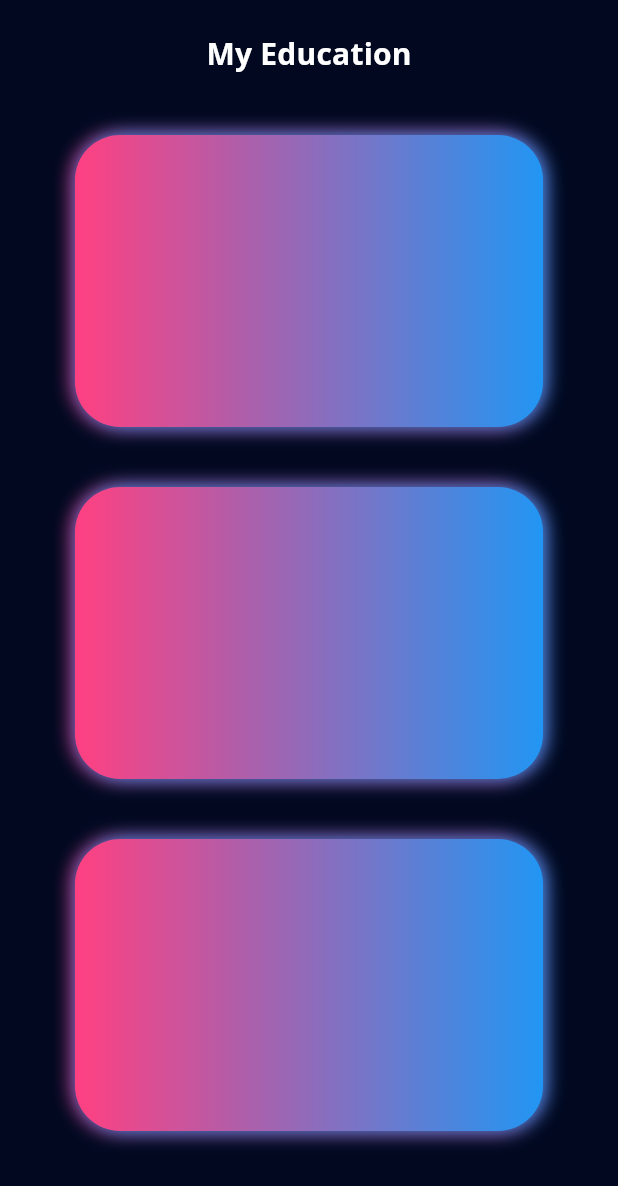
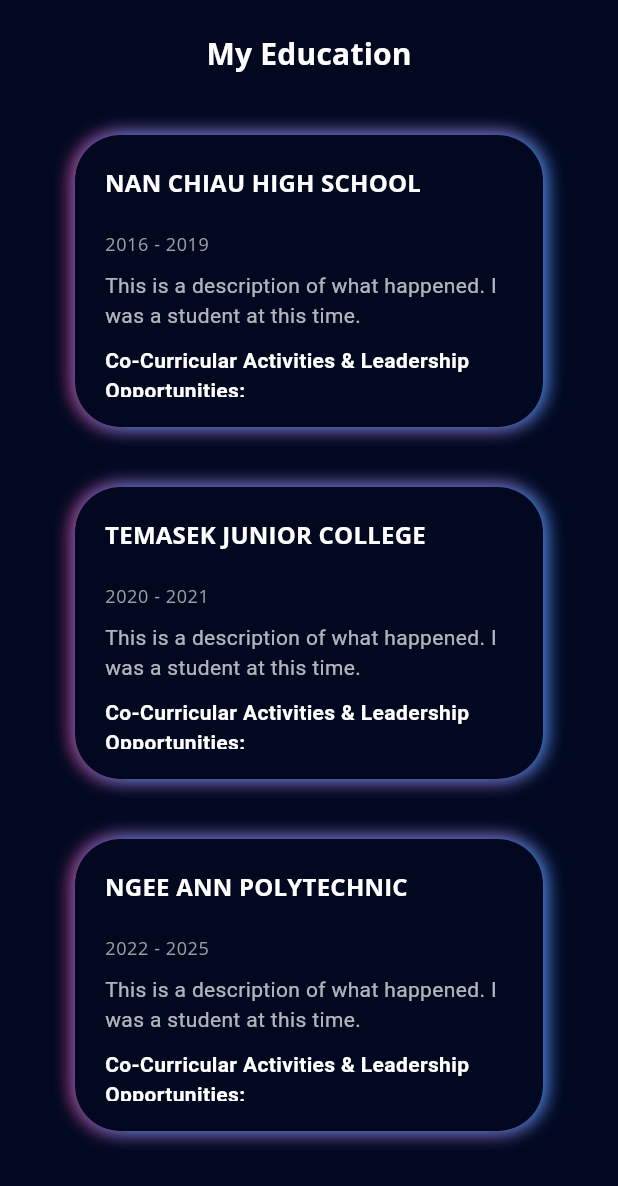
Before and after one commit to APandamonium1/flutter_portfolio, a Flutter app: the EducationPage screen opened directly, on a phone screen of 412 x 824 dp. Shown: the top 1186 px of the screen. Run offline on Flutter 3.47's test engine with Material 3 defaults, Android fonts, the phone set to English and light mode, and no system bars; our stand-ins replace firebase_core, flutter_svg, font_awesome_flutter, get, google_fonts, photo_view; accounts and stored records are empty; statements that could not run were skipped.

Commit message:
fixed and added education

```diff
--- a/lib/model/education_model.dart
+++ b/lib/model/education_model.dart
@@ -1,29 +1,43 @@
-class Education {
-  final String name;
+class EducationModel {
+  final String school;
   final String year;
   final String description;
-  final String image;
-  final String cca;
-  Education(this.name, this.year, this.description, this.image, this.cca);
+  final List<String> bulletPoints;
+
+  EducationModel({
+    required this.school,
+    required this.year,
+    required this.description,
+    required this.bulletPoints,
+  });
 }
 
-List<Education> educationList = [
-  Education(
-      'Flutter Portfolio',
-      'A portfolio website coded using Flutter. A way for me to say "Hello World".',
-      'assets/images/player.png',
-      'https://github.com/APandamonium1/flutter_portfolio',
-      'cca'),
-  Education(
-      'ByteHackz 2023 Discord Bot',
-      'A Discord bot coded using discord.py with multiple APIs integrated in the slash commands to create some fun and convenience during the cohort-wide hackathon hosted by my club (NP Overflow).',
-      'assets/images/bytehackz_slash.png',
-      'https://github.com/np-overflow/Bytehackz-Bot-2-2023',
-      'cca'),
-  Education(
-      'ByteHackz 2023 Discord Bot',
-      'A Discord bot coded using discord.py with multiple APIs integrated in the slash commands to create some fun and convenience during the cohort-wide hackathon hosted by my club (NP Overflow).',
-      'assets/images/bytehackz_slash.png',
-      'https://github.com/np-overflow/Bytehackz-Bot-2-2023',
-      'cca'),
+List<EducationModel> educationList = [
+  EducationModel(
+      school: 'NAN CHIAU HIGH SCHOOL',
+      year: '2016 - 2019',
+      description:
+          'This is a description of what happened. I was a student at this time.',
+      bulletPoints: [
+        'Description of what happened.',
+        'I was a student.',
+      ]),
+  EducationModel(
+      school: 'Temasek Junior College',
+      year: '2020 - 2021',
+      description:
+          'This is a description of what happened. I was a student at this time.',
+      bulletPoints: [
+        'Description of what happened.',
+        'I was a student.',
+      ]),
+  EducationModel(
+      school: 'Ngee Ann Polytechnic',
+      year: '2022 - 2025',
+      description:
+          'This is a description of what happened. I was a student at this time.',
+      bulletPoints: [
+        'Description of what happened.',
+        'I was a student.',
+      ]),
 ];
--- a/lib/screens/education/components/education_detail.dart
+++ /dev/null
@@ -1,59 +0,0 @@
-import 'package:flutter/material.dart';
-// import 'package:flutter_portfolio/screens/education/components/education_link.dart';
-import 'package:flutter_portfolio/model/education_model.dart';
-import 'package:flutter_portfolio/constant.dart';
-import 'package:flutter_portfolio/view_model/responsive.dart';
-
-class EducationDetail extends StatelessWidget {
-  final int index;
-  const EducationDetail({super.key, required this.index});
-  @override
-  Widget build(BuildContext context) {
-    var size = MediaQuery.sizeOf(context);
-    return Column(
-      crossAxisAlignment: CrossAxisAlignment.start,
-      children: [
-        Align(
-          alignment: Alignment.topCenter,
-          child: Text(
-            educationList[index].name,
-            style: Theme.of(context)
-                .textTheme
-                .headlineSmall!
-                .copyWith(color: Colors.white, fontWeight: FontWeight.bold),
-            maxLines: 1,
-            overflow: TextOverflow.ellipsis,
-          ),
-        ),
-        Responsive.isMobile(context)
-            ? const SizedBox(
-                height: defaultPadding / 2,
-              )
-            : const SizedBox(
-                height: defaultPadding,
-              ),
-        Text(
-          educationList[index].description,
-          style: const TextStyle(color: Colors.grey, height: 1.5),
-          maxLines: size.width > 700 && size.width < 750
-              ? 3
-              : size.width < 470
-                  ? 2
-                  : size.width > 600 && size.width < 700
-                      ? 6
-                      : size.width > 900 && size.width < 1060
-                          ? 6
-                          : 4,
-          overflow: TextOverflow.ellipsis,
-        ),
-        // const Spacer(),
-        // EducationLinks(
-        //   index: index,
-        // ),
-        const SizedBox(
-          height: defaultPadding / 2,
-        ),
-      ],
-    );
-  }
-}
--- /dev/null
+++ b/lib/screens/education/components/education_details.dart
@@ -0,0 +1,113 @@
+import 'package:flutter/cupertino.dart';
+import 'package:flutter/material.dart';
+import 'package:get/get.dart';
+import 'package:url_launcher/url_launcher.dart';
+import 'package:flutter_portfolio/model/education_model.dart';
+import 'package:flutter_portfolio/constant.dart';
+import 'package:flutter_portfolio/view_model/getx_controllers/education_controller.dart';
+
+class EducationDetail extends StatelessWidget {
+  final controller = Get.put(EducationController());
+  final int index;
+  EducationDetail({super.key, required this.index});
+
+  @override
+  Widget build(BuildContext context) {
+    return InkWell(
+        onHover: (value) {
+          controller.onHover(index, value);
+        },
+        onTap: () {},
+        borderRadius: BorderRadius.circular(30),
+        child: AnimatedContainer(
+          padding: const EdgeInsets.all(defaultPadding),
+          height: double.infinity,
+          width: double.infinity,
+          decoration: BoxDecoration(
+              borderRadius: BorderRadius.circular(30), color: bgColor),
+          duration: const Duration(milliseconds: 500),
+          child: SingleChildScrollView(
+              child: Column(
+                  crossAxisAlignment: CrossAxisAlignment.start,
+                  children: [
+                Text(
+                  educationList[index].school.toUpperCase(),
+                  style: Theme.of(context).textTheme.titleMedium!.copyWith(
+                      color: Colors.white, fontWeight: FontWeight.bold),
+                  maxLines: 1,
+                  overflow: TextOverflow.ellipsis,
+                ),
+                const SizedBox(
+                  height: defaultPadding,
+                ),
+                Row(
+                  mainAxisAlignment: MainAxisAlignment.spaceBetween,
+                  children: [
+                    // Text(
+                    //   educationList[index].organisation,
+                    //   style: const TextStyle(color: Colors.amber),
+                    // ),
+                    Text(
+                      educationList[index].year,
+                      style: Theme.of(context).textTheme.bodySmall!.copyWith(
+                            color: Colors.grey,
+                          ),
+                    ),
+                  ],
+                ),
+                const SizedBox(
+                  height: defaultPadding / 2,
+                ),
+                Text.rich(
+                  TextSpan(
+                    text: educationList[index].description,
+                    style: Theme.of(context).textTheme.bodyMedium!.copyWith(
+                          color: Colors.white70,
+                        ),
+                  ),
+                ),
+                const SizedBox(
+                  height: defaultPadding / 2,
+                ),
+                Text(
+                  "Co-Curricular Activities & Leadership Opportunities: ",
+                  style: Theme.of(context).textTheme.bodyMedium!.copyWith(
+                        color: Colors.white,
+                        fontWeight: FontWeight.bold,
+                      ),
+                ),
+                const SizedBox(
+                  height: defaultPadding / 3,
+                ),
+                Column(
+                  // crossAxisAlignment: CrossAxisAlignment.start,
+                  children: educationList[index]
+                      .bulletPoints
+                      .map((point) => Padding(
+                            padding: const EdgeInsets.only(left: 8.0),
+                            child: Row(
+                              children: [
+                                const Text("• ",
+                                    style: TextStyle(color: Colors.white)),
+                                Text(
+                                  point,
+                                  style: Theme.of(context)
+                                      .textTheme
+                                      .bodyMedium!
+                                      .copyWith(color: Colors.white70),
+                                ),
+                                const SizedBox(
+                                  height: defaultPadding / 3,
+                                ),
+                              ],
+                            ),
+                          ))
+                      .toList(),
+                ),
+                const SizedBox(
+                  height: defaultPadding,
+                )
+              ])),
+        ));
+  }
+}
--- a/lib/screens/education/components/education_grid.dart
+++ b/lib/screens/education/components/education_grid.dart
@@ -1,14 +1,19 @@
 import 'package:flutter/material.dart';
-// import 'package:flutter_portfolio/screens/education/components/education_info.dart';
+import 'package:flutter_portfolio/screens/education/components/education_details.dart';
 import 'package:get/get.dart';
 import 'package:flutter_portfolio/model/education_model.dart';
 import 'package:flutter_portfolio/constant.dart';
 import 'package:flutter_portfolio/view_model/getx_controllers/education_controller.dart';
 
 class EducationGrid extends StatelessWidget {
+  // The number of grid columns. Defaults to 2 for two grid items per row.
   final int crossAxisCount;
+  // The aspect ratio of the grid items. A value greater than 1.0 makes items
+  // longer (taller) vertically. Defaults to 2.0.
   final double ratio;
-  EducationGrid({super.key, this.crossAxisCount = 1, this.ratio = 1.3});
+  // Constructor for the EducationGrid widget, with default values for grid
+  // columns (2) and ratio (2.0 for longer grids).
+  EducationGrid({super.key, this.crossAxisCount = 2, this.ratio = 1.3});
   final controller = Get.put(EducationController());
 
   @override
@@ -17,7 +22,10 @@ class EducationGrid extends StatelessWidget {
       padding: const EdgeInsets.symmetric(horizontal: 30),
       itemCount: educationList.length,
       gridDelegate: SliverGridDelegateWithFixedCrossAxisCount(
-          crossAxisCount: crossAxisCount, childAspectRatio: ratio),
+          // Set the number of columns in the grid to 2
+          crossAxisCount: crossAxisCount,
+          // Make the grid items taller by adjusting the aspect ratio
+          childAspectRatio: ratio),
       itemBuilder: (context, index) {
         return Obx(() => AnimatedContainer(
             duration: const Duration(milliseconds: 200),
@@ -41,8 +49,7 @@ class EducationGrid extends StatelessWidget {
                     blurRadius: controller.hovers[index] ? 20 : 10,
                   ),
                 ]),
-              // child: EducationStack(index: index)
-            ));
+            child: EducationDetail(index: index)));
       },
     );
   }
--- a/lib/screens/education/education_page.dart
+++ b/lib/screens/education/education_page.dart
@@ -27,11 +27,11 @@ class EducationPage extends StatelessWidget {
           Expanded(
               child: Responsive(
                   desktop: EducationGrid(
-                    crossAxisCount: 3,
+                    crossAxisCount: 2,
+                    ratio: 1.5,
                   ),
-                  extraLargeScreen: EducationGrid(
-                    crossAxisCount: 4,
-                  ),
+                  extraLargeScreen:
+                      EducationGrid(crossAxisCount: 3, ratio: 1.6),
                   largeMobile: EducationGrid(crossAxisCount: 1, ratio: 1.8),
                   mobile: EducationGrid(crossAxisCount: 1, ratio: 1.5),
                   tablet: EducationGrid(
```
Also changed, not shown: lib/view_model/getx_controllers/education_controller.dart (+11 -0 lines). Lines whose indentation alone changed are shown as unchanged.
